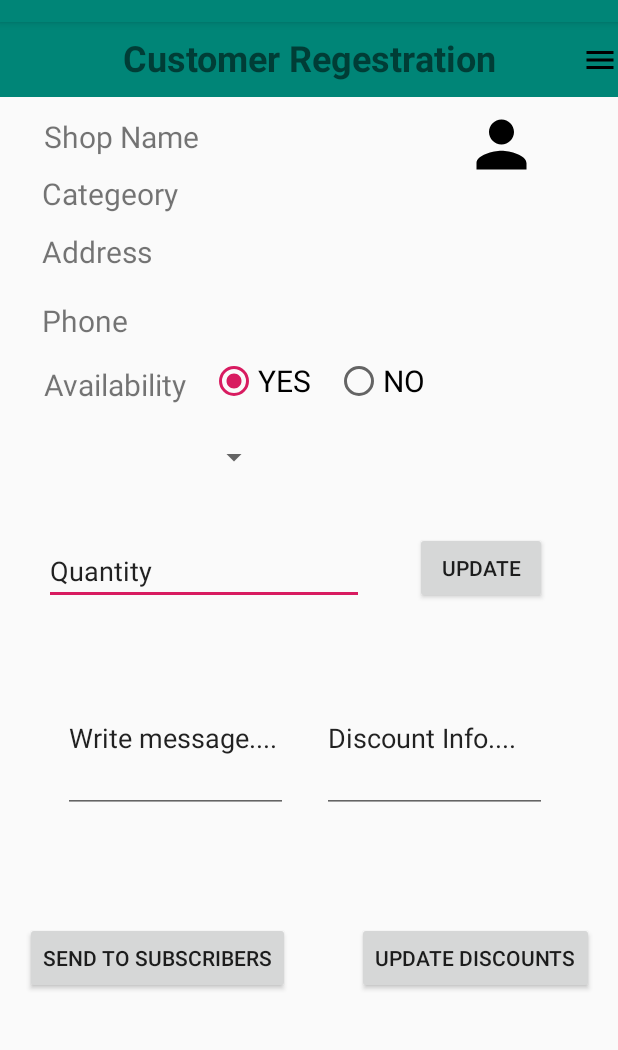
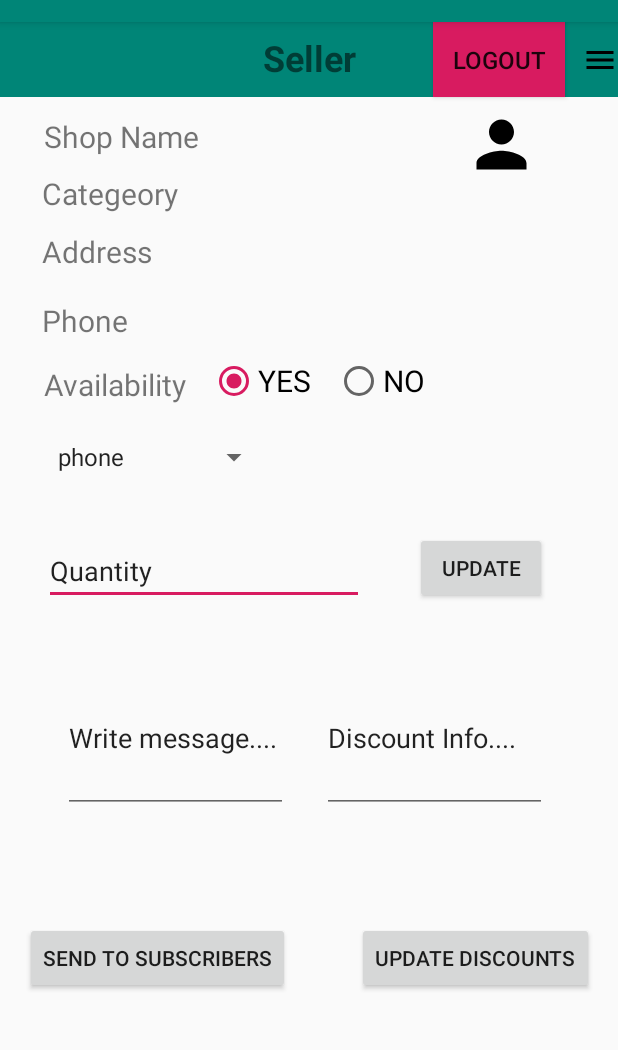
Before and after one commit to naveenpi/shopinfo, an Android app: the SellerActivity screen opened directly, with no data from a screen before it, on a phone screen of 412 x 824 dp, the part 62-1112 px from its top. Run offline under Robolectric (Android 15) with nearby library versions, the phone set to English and light mode, and no system bars.

Commit message:
added functionalities

```diff
--- a/app/src/main/java/com/example/shopinfo/SellerActivity.java
+++ b/app/src/main/java/com/example/shopinfo/SellerActivity.java
@@ -7,6 +7,8 @@ import android.os.Bundle;
 import android.provider.MediaStore;
 import android.view.MenuItem;
 import android.view.View;
+import android.widget.AdapterView;
+import android.widget.ArrayAdapter;
 import android.widget.Button;
 import android.widget.EditText;
 import android.widget.ImageView;
@@ -14,8 +16,9 @@ import android.widget.PopupMenu;
 import android.widget.RadioGroup;
 import android.widget.Spinner;
 import android.widget.TextView;
+import android.widget.Toast;
 
-public class SellerActivity extends AppCompatActivity implements PopupMenu.OnMenuItemClickListener {
+public class SellerActivity extends AppCompatActivity implements PopupMenu.OnMenuItemClickListener ,  AdapterView.OnItemSelectedListener{
 
     TextView shopName, categoText, adderessText, phoneText;
     ImageView Image;
@@ -24,6 +27,8 @@ public class SellerActivity extends AppCompatActivity implements PopupMenu.OnMen
     Spinner product;
     EditText messageEditText, discountEditText, quantity;
     Button subscribers, discounts, update;
+
+    String[] products = { "phone", "tablet", "laptop", "x-box", "play-station"};
     @Override
     protected void onCreate(Bundle savedInstanceState) {
         super.onCreate(savedInstanceState);
@@ -42,6 +47,11 @@ public class SellerActivity extends AppCompatActivity implements PopupMenu.OnMen
         subscribers=findViewById(R.id.sendToSubscribers);
         update=findViewById(R.id.update);
         discounts=findViewById(R.id.discounts);
+
+        product.setOnItemSelectedListener(this);
+        ArrayAdapter adapter = new ArrayAdapter(this,android.R.layout.simple_spinner_item,products);
+        adapter.setDropDownViewResource(android.R.layout.simple_spinner_dropdown_item);
+        product.setAdapter(adapter);
     }
 
     public void menu(View view) {
@@ -66,4 +76,31 @@ public class SellerActivity extends AppCompatActivity implements PopupMenu.OnMen
                 return true;
         }
     }
+
+    public void logout(View view) {
+        Intent toLogin= new Intent(this,login.class);
+        startActivity(toLogin);
+    }
+
+    @Override
+    public void onItemSelected(AdapterView<?> parent, View view, int position, long id) {
+        Toast.makeText(getApplicationContext(),products[position] , Toast.LENGTH_LONG).show();
+    }
+
+    @Override
+    public void onNothingSelected(AdapterView<?> parent) {
+
+    }
+
+    public void update(View view) {
+        Toast.makeText(this, "Updated Quantity", Toast.LENGTH_LONG).show();
+    }
+
+    public void toSubscribers(View view) {
+        Toast.makeText(this, "Message sent to Subscribers", Toast.LENGTH_LONG).show();
+    }
+
+    public void toDiscount(View view) {
+        Toast.makeText(this, "Discount information updated", Toast.LENGTH_LONG).show();
+    }
 }
--- a/app/src/main/res/layout/activity_seller.xml
+++ b/app/src/main/res/layout/activity_seller.xml
@@ -8,7 +8,7 @@
     <TextView
         android:layout_width="match_parent"
         android:layout_height="50dp"
-        android:text="Customer Regestration"
+        android:text="Seller"
         android:textAlignment="center"
         android:padding="7dp"
         android:textSize="24sp"
@@ -49,6 +49,21 @@
         app:layout_constraintRight_toRightOf="parent"
         app:layout_constraintTop_toTopOf="parent"
         app:layout_constraintVertical_bias="0.085" />
+    <Button
+        android:id="@+id/login"
+        android:layout_width="wrap_content"
+        android:layout_height="50dp"
+        android:background="@color/colorAccent"
+        android:onClick="logout"
+        android:textAlignment="center"
+        android:text="LOGOUT"
+        android:textSize="16sp"
+        app:layout_constraintBottom_toBottomOf="parent"
+        app:layout_constraintHorizontal_bias="0.891"
+        app:layout_constraintLeft_toLeftOf="parent"
+        app:layout_constraintRight_toRightOf="parent"
+        app:layout_constraintTop_toTopOf="parent"
+        app:layout_constraintVertical_bias="0.0" />
 
     <TextView
         android:id="@+id/categoryText"
@@ -191,6 +206,7 @@
         android:layout_width="wrap_content"
         android:layout_height="wrap_content"
         android:text="UPDATE"
+        android:onClick="update"
         app:layout_constraintBottom_toBottomOf="parent"
         app:layout_constraintEnd_toEndOf="parent"
         app:layout_constraintHorizontal_bias="0.854"
@@ -231,6 +247,7 @@
         android:layout_width="wrap_content"
         android:layout_height="wrap_content"
         android:text="Send to Subscribers"
+        android:onClick="toSubscribers"
         app:layout_constraintBottom_toBottomOf="parent"
         app:layout_constraintEnd_toEndOf="parent"
         app:layout_constraintHorizontal_bias="0.072"
@@ -243,6 +260,7 @@
         android:layout_width="wrap_content"
         android:layout_height="wrap_content"
         android:text="Update Discounts"
+        android:onClick="toDiscount"
         app:layout_constraintBottom_toBottomOf="parent"
         app:layout_constraintEnd_toEndOf="parent"
         app:layout_constraintHorizontal_bias="0.936"
--- a/app/src/main/res/layout/activity_seller_regestration.xml
+++ b/app/src/main/res/layout/activity_seller_regestration.xml
@@ -8,7 +8,7 @@
     <TextView
         android:layout_width="match_parent"
         android:layout_height="50dp"
-        android:text="Customer Regestration"
+        android:text="Seller Regestration"
         android:textAlignment="center"
         android:padding="7dp"
         android:textSize="24sp"
```
